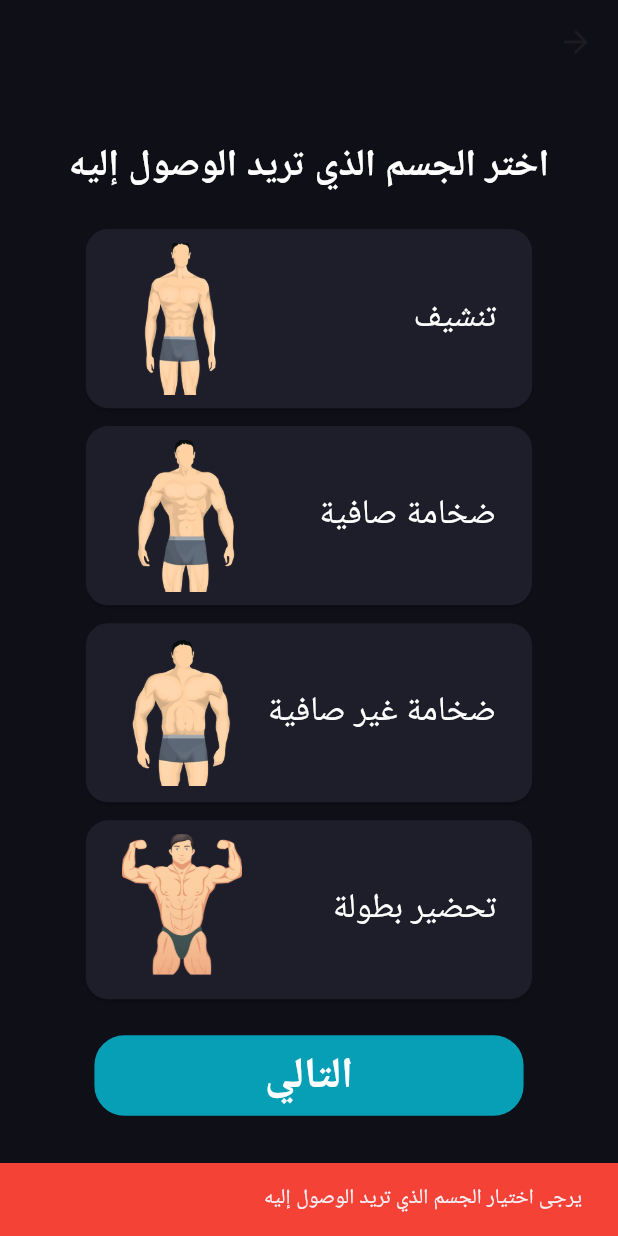
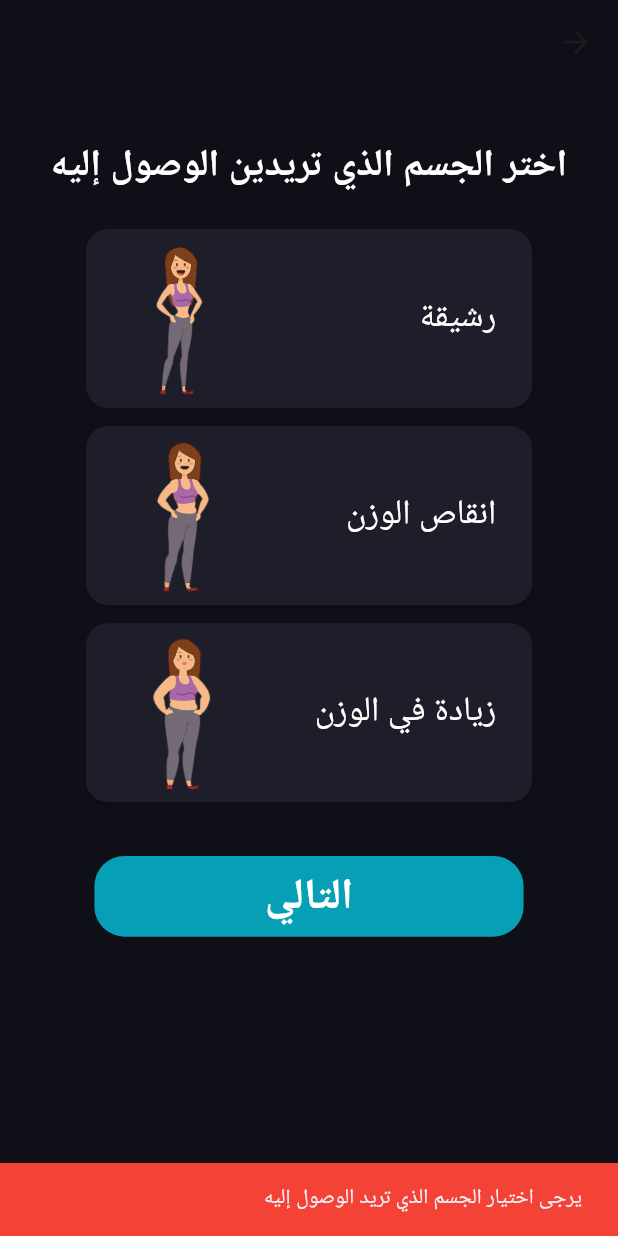
Before and after one commit to TEC-CUBE/zezo_mobile, a Flutter app: the selectbodygoalscreen screen opened directly with empty values, after a tap on "التالي", on a phone screen of 412 x 824 dp. Run offline on Flutter 3.47's test engine with Material 3 defaults, Android fonts, the phone set to English and light mode, and no system bars; our stand-ins replace carousel_slider, connectivity_plus, firebase_auth, firebase_core, flutter_screenutil, flutter_spinkit and 9 more; missing offline and left inert: onesignal_flutter; accounts and stored records are empty; network calls fail.

Commit message:
app icon

```diff
--- a/lib/view/signp_view.dart
+++ b/lib/view/signp_view.dart
@@ -310,7 +310,9 @@ class _genderscreenState extends State<genderscreen> {
                           );
                         }
                       },
-                      child: Text('التالي', style: TextStyle(fontSize: 20.sp)),
+                      child: Text('التالي',
+                          style:
+                              TextStyle(fontSize: 20.sp, color: Colors.white)),
                     ),
                   ),
                 ),
@@ -508,7 +510,8 @@ class _physicallyActivrScreenState extends State<physicallyActivrScreen> {
                         );
                       }
                     },
-                    child: Text('التالي', style: TextStyle(fontSize: 20.sp)),
+                    child: Text('التالي',
+                        style: TextStyle(fontSize: 20.sp, color: Colors.white)),
                   ),
                 ),
 
@@ -779,6 +782,7 @@ class _selectbodytypescreenState extends State<selectbodytypescreen> {
         backgroundColor: const Color.fromARGB(255, 15, 15, 24),
         //title: Text('SingUp'),
         centerTitle: true,
+
       ),
       body: SafeArea(
         child: SingleChildScrollView(
@@ -801,11 +805,26 @@ class _selectbodytypescreenState extends State<selectbodytypescreen> {
                 SizedBox(
                   height: 40.h,
                 ),
-                _customRadio(1, 'نحيف', 'assets/images/skinn.png'),
+                _customRadio(
+                    1,
+                    'نحيف',
+                    widget.selectedGender == "رجل"
+                        ? 'assets/images/skinn.png'
+                        : 'assets/images/womenskinny.png'),
                 SizedBox(height: 30.h),
-                _customRadio(2, 'عادي', 'assets/images/reguler.png'),
+                _customRadio(
+                    2,
+                    'عادي',
+                    widget.selectedGender == "رجل"
+                        ? 'assets/images/reguler.png'
+                        : 'assets/images/womenregular.png'),
                 SizedBox(height: 30.h),
-                _customRadio(3, 'سمين', 'assets/images/fat.png'),
+                _customRadio(
+                    3,
+                    'سمين',
+                    widget.selectedGender == "رجل"
+                        ? 'assets/images/fat.png'
+                        : 'assets/images/womenfat.png'),
                 SizedBox(height: 50.h),
                 Padding(
                   padding: EdgeInsets.only(bottom: 15.0.h),
@@ -883,6 +902,7 @@ class _selectbodygoalscreenState extends State<selectbodygoalscreen> {
   void _handleRadioValueChanged(int? value) {
     setState(() {
       selectedValue = value;
+      if (widget.selectedGender == "رجل") {
         if (value == 1) {
           selectedBodyGoal = 'تنشيف';
         } else if (value == 2) {
@@ -894,6 +914,17 @@ class _selectbodygoalscreenState extends State<selectbodygoalscreen> {
         } else {
           selectedBodyGoal = null;
         }
+      } else {
+        if (value == 1) {
+          selectedBodyGoal = 'رشيقة';
+        } else if (value == 2) {
+          selectedBodyGoal = 'انقاص الوزن';
+        } else if (value == 3) {
+          selectedBodyGoal = 'زيادة في الوزن';
+        } else {
+          selectedBodyGoal = null;
+        }
+      }
     });
   }
 
@@ -939,6 +970,7 @@ class _selectbodygoalscreenState extends State<selectbodygoalscreen> {
 
   @override
   Widget build(BuildContext context) {
+    if (widget.selectedGender == "رجل") {
       return Scaffold(
         backgroundColor: const Color.fromARGB(255, 15, 15, 24),
         appBar: AppBar(
@@ -970,7 +1002,8 @@ class _selectbodygoalscreenState extends State<selectbodygoalscreen> {
                 SizedBox(height: 10.h),
                 _customRadio(2, 'ضخامة صافية', 'assets/images/bulk.png'),
                 SizedBox(height: 10.h),
-              _customRadio(3, 'ضخامة غير صافية', 'assets/images/extrabulk.png'),
+                _customRadio(
+                    3, 'ضخامة غير صافية', 'assets/images/extrabulk.png'),
                 SizedBox(height: 10.h),
                 _customRadio(4, 'تحضير بطولة', 'assets/images/bodybuilder.png'),
                 SizedBox(height: 20.h),
@@ -1020,6 +1053,92 @@ class _selectbodygoalscreenState extends State<selectbodygoalscreen> {
           ),
         ),
       );
+    } else {
+      return Scaffold(
+        backgroundColor: const Color.fromARGB(255, 15, 15, 24),
+        appBar: AppBar(
+          backgroundColor: const Color.fromARGB(255, 15, 15, 24),
+          //title: Text('SingUp'),
+          centerTitle: true,
+        ),
+        body: SingleChildScrollView(
+          child: Form(
+            key: _formKey,
+            child: Column(
+              children: [
+                SizedBox(
+                  height: 30.h,
+                ),
+                Center(
+                  child: Text(
+                    'اختر الجسم الذي تريدين الوصول إليه',
+                    style: TextStyle(
+                        color: Colors.white,
+                        fontSize: 22.sp,
+                        fontWeight: FontWeight.bold),
+                  ),
+                ),
+                SizedBox(
+                  height: 20.h,
+                ),
+                _customRadio(1, 'رشيقة', 'assets/images/womenfit.png'),
+                SizedBox(height: 10.h),
+                _customRadio(
+                    2, 'انقاص الوزن', 'assets/images/womenlosswheigt.png'),
+                SizedBox(height: 10.h),
+                _customRadio(
+                    3, 'زيادة في الوزن', 'assets/images/womenfatweight.png'),
+                SizedBox(height: 10.h),
+
+                // _customRadio(4, 'تحضير بطولة', 'assets/images/bodybuilder.png'),
+                SizedBox(height: 20.h),
+                Padding(
+                  padding: EdgeInsets.only(bottom: 15.0.h),
+                  child: RoundButton(
+                    title: 'التالي',
+                    onPress: () {
+                      // Navigator.pushNamed(context, RoutesName.motivationcheckbox);
+
+                      if (_formKey.currentState?.validate() ?? false) {
+                        // Validate radio buttons
+                        if (selectedValue == null) {
+                          ScaffoldMessenger.of(context).showSnackBar(
+                            SnackBar(
+                              backgroundColor: Colors.red,
+                              content: Text(
+                                  'يرجى اختيار الجسم الذي تريد الوصول إليه '),
+                            ),
+                          );
+                          return;
+                        }
+
+                        // Form is valid, proceed with the navigation
+                        Navigator.push(
+                          context,
+                          MaterialPageRoute(
+                            builder: (context) => motivationCheckboxscreen(
+                              name: widget.name,
+                              selectDate: widget.selectDate,
+                              selectedGender: widget.selectedGender,
+                              selectedphysicallyActive:
+                                  widget.selectedphysicallyActive,
+                              selectedGoal: widget.selectedGoal,
+                              selectedBodyType: widget.selectedBodyType,
+                              selectedBodyGoal: selectedBodyGoal,
+                            ),
+                          ),
+                        );
+                      }
+                    },
+                  ),
+                ),
+                SizedBox(height: 20.h),
+              ],
+            ),
+          ),
+        ),
+      );
+    }
   }
 }
 
--- a/pubspec.yaml
+++ b/pubspec.yaml
@@ -73,9 +73,9 @@ dev_dependencies:
 flutter_launcher_icons:
   android: "launcher_icon"
   ios: true
-  image_path: "assets/images/zezo_logo3.jpg"
+  image_path: "assets/images/zezologo.jpg"
   adaptive_icon_background: "#ffffff"
-  adaptive_icon_foreground: "assets/images/zezo_logo3.jpg"
+  adaptive_icon_foreground: "assets/images/zezologo.jpg"
 
   # The "flutter_lints" package below contains a set of recommended lints to
   # encourage good coding practices. The lint set provided by the package is
```
Also changed, not shown: lib/view/splash_view.dart (+13 -22 lines), assets/images/womenfat.png (added), assets/images/womenfatweight.png (added), assets/images/womenfit.png (added), assets/images/womenlosswheigt.png (added), assets/images/womenregular.png (added), assets/images/womenskinny.png (added), assets/images/zezologo.jpg (added), assets/images/zezologo.png (added), pubspec.lock, 31 other files. Lines whose indentation alone changed are shown as unchanged.
